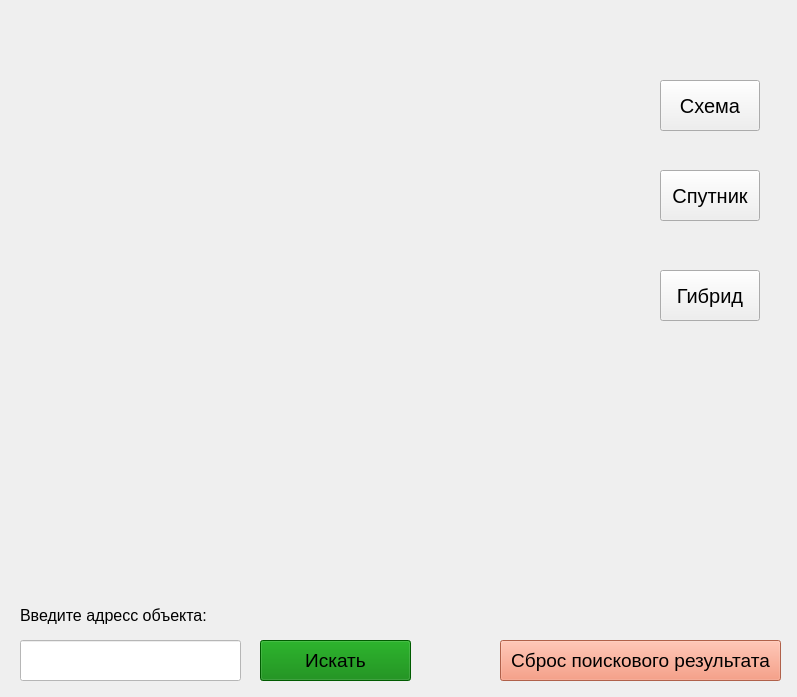
First picture: the form in Map.ui, repository Alexandr-Gavrin/MapAPI, before the edit.
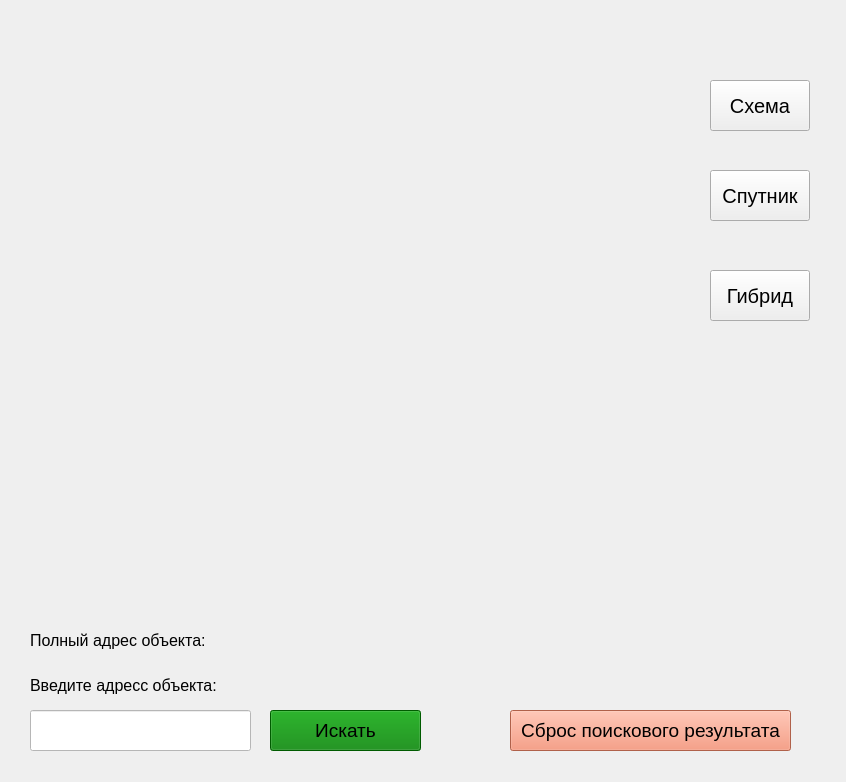
Second picture: the form after the edit.

Commit message: A big task for the Maps API. Part 8

```diff
--- a/Map.ui
+++ b/Map.ui
@@ -6,8 +6,8 @@
    <rect>
     <x>0</x>
     <y>0</y>
-    <width>797</width>
-    <height>697</height>
+    <width>846</width>
+    <height>782</height>
    </rect>
   </property>
   <property name="windowTitle">
@@ -17,8 +17,8 @@
    <property name="geometry">
     <rect>
      <x>30</x>
-     <y>20</y>
-     <width>561</width>
+     <y>30</y>
+     <width>601</width>
      <height>471</height>
     </rect>
    </property>
@@ -29,7 +29,7 @@
   <widget class="QPushButton" name="btn_map">
    <property name="geometry">
     <rect>
-     <x>660</x>
+     <x>710</x>
      <y>80</y>
      <width>100</width>
      <height>51</height>
@@ -47,7 +47,7 @@
   <widget class="QPushButton" name="btn_sat">
    <property name="geometry">
     <rect>
-     <x>660</x>
+     <x>710</x>
      <y>170</y>
      <width>100</width>
      <height>51</height>
@@ -65,7 +65,7 @@
   <widget class="QPushButton" name="btn_sat_skl">
    <property name="geometry">
     <rect>
-     <x>660</x>
+     <x>710</x>
      <y>270</y>
      <width>100</width>
      <height>51</height>
@@ -83,8 +83,8 @@
   <widget class="QPushButton" name="btn_search">
    <property name="geometry">
     <rect>
-     <x>260</x>
-     <y>640</y>
+     <x>270</x>
+     <y>710</y>
      <width>151</width>
      <height>41</height>
     </rect>
@@ -104,8 +104,8 @@
   <widget class="QLineEdit" name="line_to_search">
    <property name="geometry">
     <rect>
-     <x>20</x>
-     <y>640</y>
+     <x>30</x>
+     <y>710</y>
      <width>221</width>
      <height>41</height>
     </rect>
@@ -122,8 +122,8 @@
   <widget class="QLabel" name="label">
    <property name="geometry">
     <rect>
-     <x>20</x>
-     <y>600</y>
+     <x>30</x>
+     <y>670</y>
      <width>251</width>
      <height>31</height>
     </rect>
@@ -140,8 +140,8 @@
   <widget class="QPushButton" name="btn_reset">
    <property name="geometry">
     <rect>
-     <x>500</x>
-     <y>640</y>
+     <x>510</x>
+     <y>710</y>
      <width>281</width>
      <height>41</height>
     </rect>
@@ -158,6 +158,24 @@
     <string>Сброс поискового результата</string>
    </property>
   </widget>
+  <widget class="QLabel" name="full_adress">
+   <property name="geometry">
+    <rect>
+     <x>30</x>
+     <y>620</y>
+     <width>781</width>
+     <height>41</height>
+    </rect>
+   </property>
+   <property name="font">
+    <font>
+     <pointsize>12</pointsize>
+    </font>
+   </property>
+   <property name="text">
+    <string>Полный адрес объекта:</string>
+   </property>
+  </widget>
  </widget>
  <resources/>
  <connections/>
```
The commit also changes 1 other file.
